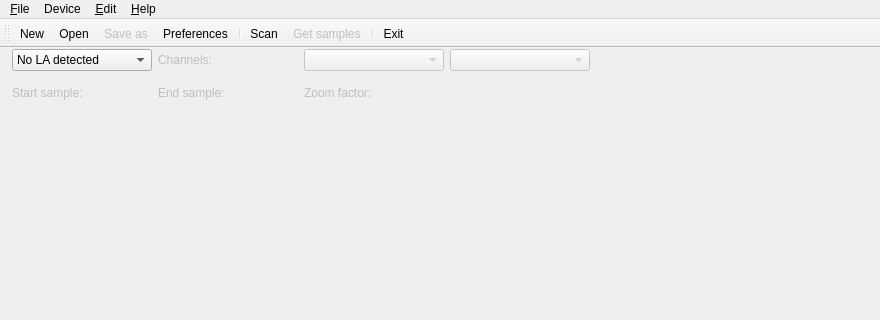
Before: the Qt Designer form gui/mainwindow.ui in oxyum/sigrok, drawn with Qt 5; both pictures show x 0 to 880 and y 0 to 320 of the 880 by 820 pixel window.
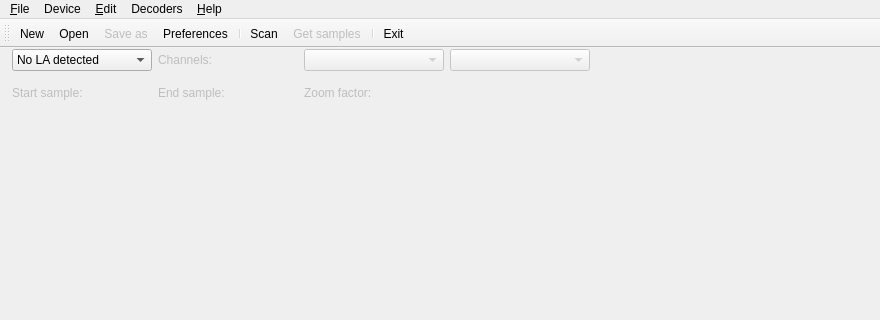
After: the same form once the commit is applied. Icons and pictures are not drawn.

Commit message: GUI: Add Decoders->Configure menu item.

```diff
--- a/gui/mainwindow.ui
+++ b/gui/mainwindow.ui
@@ -122,7 +122,7 @@
      <x>0</x>
      <y>0</y>
      <width>880</width>
-     <height>23</height>
+     <height>21</height>
     </rect>
    </property>
    <widget class="QMenu" name="menuFile">
@@ -141,12 +141,6 @@
     <addaction name="actionAbout_Qt"/>
     <addaction name="actionAbout"/>
    </widget>
-   <widget class="QMenu" name="menuEdit">
-    <property name="title">
-     <string>&amp;Edit</string>
-    </property>
-    <addaction name="actionPreferences"/>
-   </widget>
    <widget class="QMenu" name="menuHardware">
     <property name="title">
      <string>Device</string>
@@ -154,9 +148,22 @@
     <addaction name="actionScan"/>
     <addaction name="action_Get_samples"/>
    </widget>
+   <widget class="QMenu" name="menuEdit">
+    <property name="title">
+     <string>&amp;Edit</string>
+    </property>
+    <addaction name="actionPreferences"/>
+   </widget>
+   <widget class="QMenu" name="menuDecoders">
+    <property name="title">
+     <string>Decoders</string>
+    </property>
+    <addaction name="actionConfigure"/>
+   </widget>
    <addaction name="menuFile"/>
    <addaction name="menuHardware"/>
    <addaction name="menuEdit"/>
+   <addaction name="menuDecoders"/>
    <addaction name="menuHelp"/>
   </widget>
   <widget class="QToolBar" name="mainToolBar">
```
Left out of the diff: 5 changed lines with no effect on the pictures.
